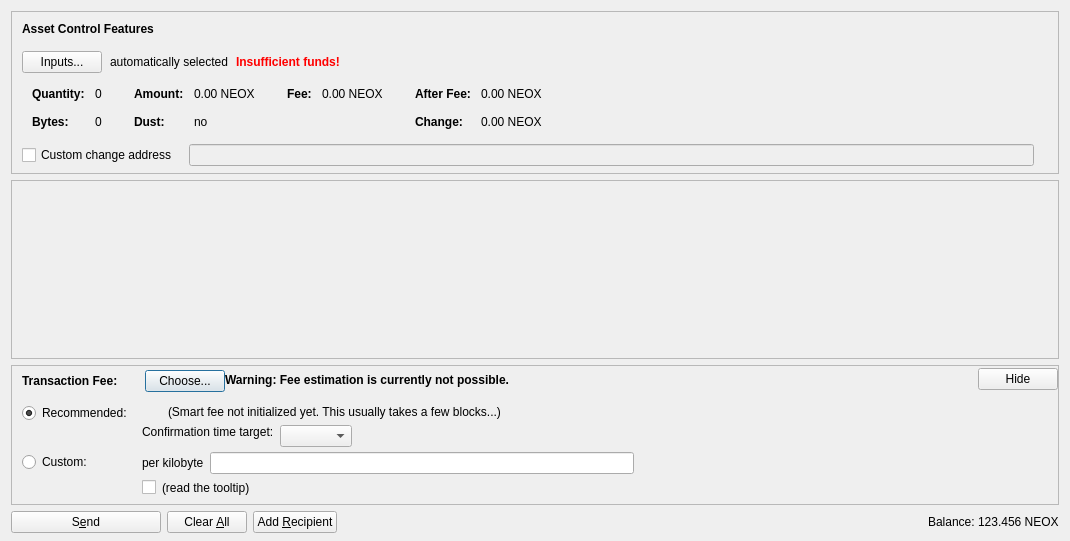
SmartMemeCoin/SMARTMEME-source, file src/qt/forms/assetsdialog.ui: the form before one commit.
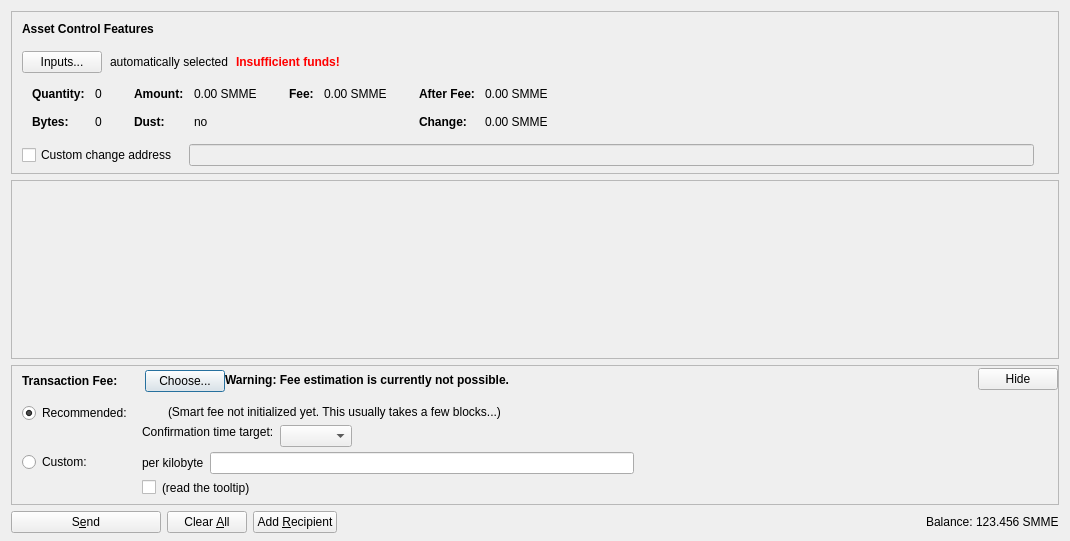
The form after the commit. Icons and pictures are not drawn. Custom widgets are drawn as their Qt base class.

```diff
--- a/src/qt/forms/assetsdialog.ui
+++ b/src/qt/forms/assetsdialog.ui
@@ -341,7 +341,7 @@
                     <enum>Qt::ActionsContextMenu</enum>
                    </property>
                    <property name="text">
-                    <string notr="true">0.00 NEOX</string>
+                    <string notr="true">0.00 SMME</string>
                    </property>
                    <property name="textInteractionFlags">
                     <set>Qt::LinksAccessibleByMouse|Qt::TextSelectableByKeyboard|Qt::TextSelectableByMouse</set>
@@ -421,7 +421,7 @@
                     <enum>Qt::ActionsContextMenu</enum>
                    </property>
                    <property name="text">
-                    <string notr="true">0.00 NEOX</string>
+                    <string notr="true">0.00 SMME</string>
                    </property>
                    <property name="textInteractionFlags">
                     <set>Qt::LinksAccessibleByMouse|Qt::TextSelectableByKeyboard|Qt::TextSelectableByMouse</set>
@@ -472,7 +472,7 @@
                     <enum>Qt::ActionsContextMenu</enum>
                    </property>
                    <property name="text">
-                    <string notr="true">0.00 NEOX</string>
+                    <string notr="true">0.00 SMME</string>
                    </property>
                    <property name="textInteractionFlags">
                     <set>Qt::LinksAccessibleByMouse|Qt::TextSelectableByKeyboard|Qt::TextSelectableByMouse</set>
@@ -501,7 +501,7 @@
                     <enum>Qt::ActionsContextMenu</enum>
                    </property>
                    <property name="text">
-                    <string notr="true">0.00 NEOX</string>
+                    <string notr="true">0.00 SMME</string>
                    </property>
                    <property name="textInteractionFlags">
                     <set>Qt::LinksAccessibleByMouse|Qt::TextSelectableByKeyboard|Qt::TextSelectableByMouse</set>
@@ -1254,7 +1254,7 @@
             <cursorShape>IBeamCursor</cursorShape>
            </property>
            <property name="text">
-            <string notr="true">123.456 NEOX</string>
+            <string notr="true">123.456 SMME</string>
            </property>
            <property name="textInteractionFlags">
             <set>Qt::LinksAccessibleByMouse|Qt::TextSelectableByKeyboard|Qt::TextSelectableByMouse</set>
```
